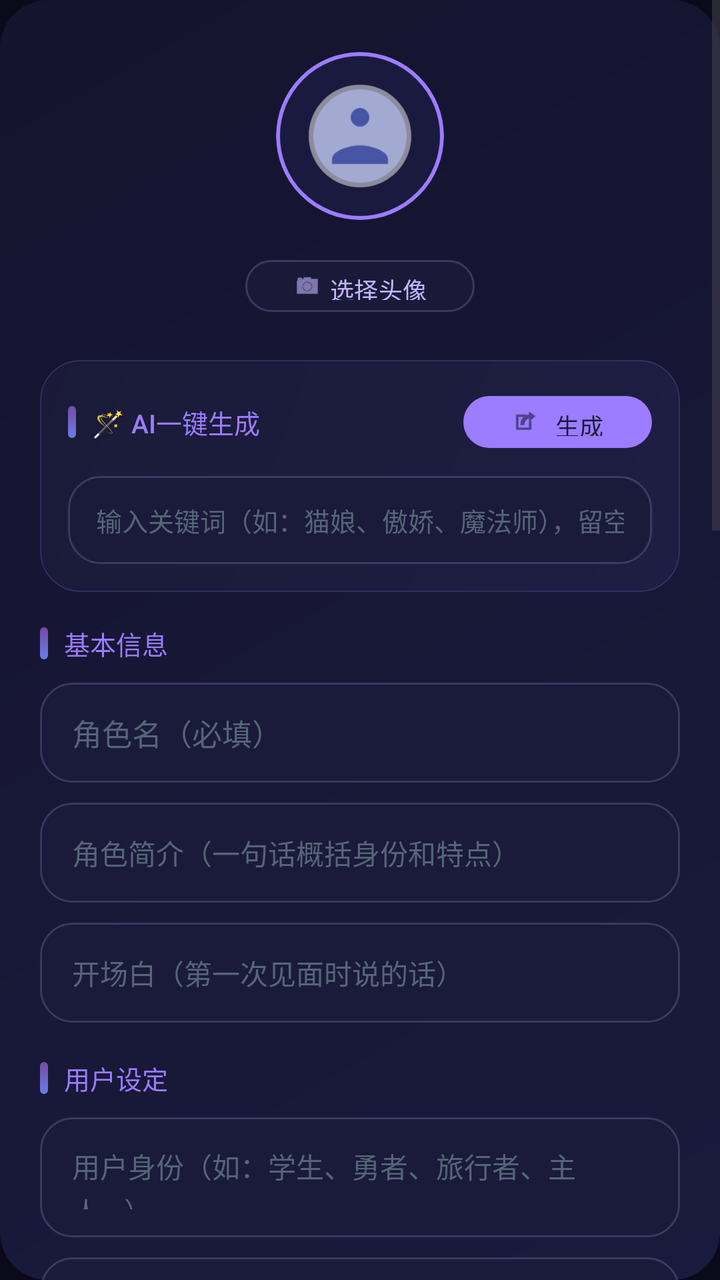
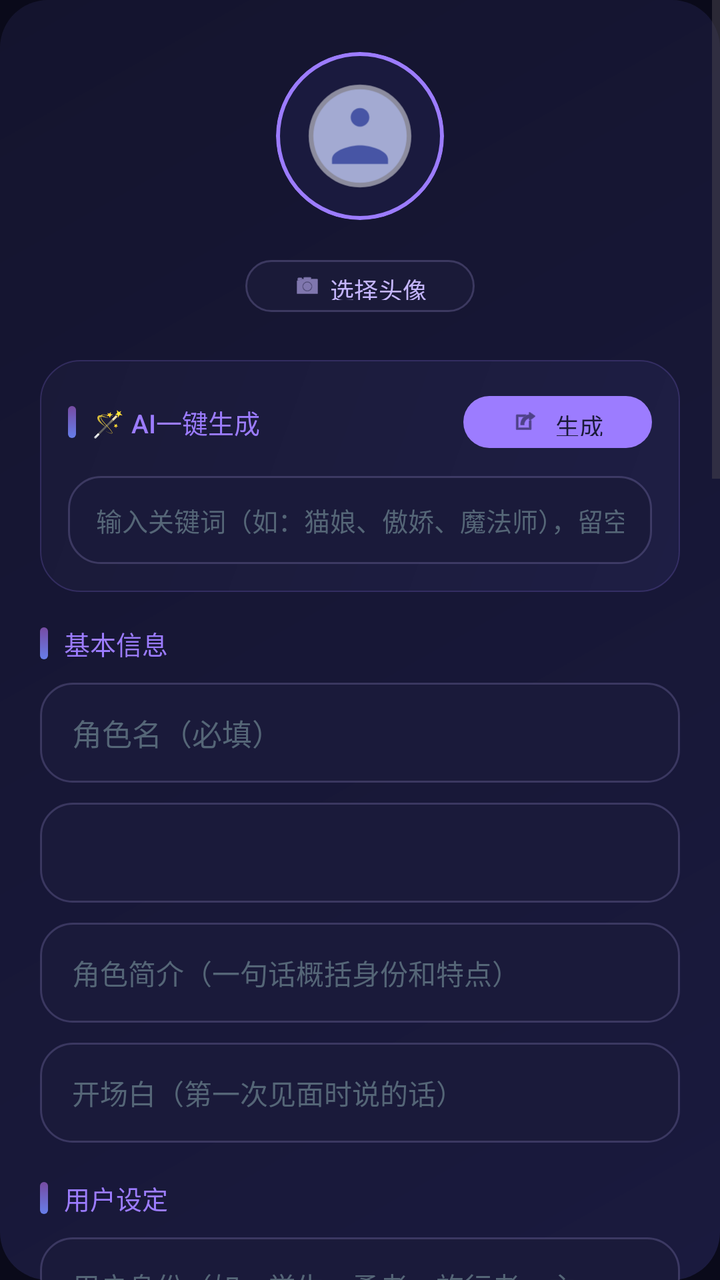

An Android layout rendered at two revisions. The XML below is the earlier revision; the diff shows what the commit changed to produce the second picture.
<!-- AndroidManifest.xml: application theme Theme.Companion -->
<!-- res/layout/dialog_add_persona.xml -->
<?xml version="1.0" encoding="utf-8"?>
<ScrollView xmlns:android="http://schemas.android.com/apk/res/android"
    xmlns:app="http://schemas.android.com/apk/res-auto"
    android:layout_width="match_parent"
    android:layout_height="wrap_content"
    android:background="@drawable/bg_bottom_sheet"
    android:overScrollMode="never">

    <LinearLayout
        android:layout_width="match_parent"
        android:layout_height="wrap_content"
        android:orientation="vertical"
        android:padding="20dp">

        <LinearLayout
            android:layout_width="match_parent"
            android:layout_height="wrap_content"
            android:orientation="vertical"
            android:gravity="center_horizontal"
            android:layout_marginBottom="20dp">

            <FrameLayout
                android:layout_width="96dp"
                android:layout_height="96dp">

                <View
                    android:layout_width="96dp"
                    android:layout_height="96dp"
                    android:background="@drawable/bg_avatar_glow" />

                <com.google.android.material.card.MaterialCardView
                    android:layout_width="84dp"
                    android:layout_height="84dp"
                    android:layout_gravity="center"
                    app:cardCornerRadius="42dp"
                    app:cardElevation="0dp"
                    app:cardBackgroundColor="#1e1e44"
                    app:strokeWidth="2dp"
                    app:strokeColor="#9c7cff">

                    <ImageView
                        android:id="@+id/iv_persona_avatar_preview"
                        android:layout_width="match_parent"
                        android:layout_height="match_parent"
                        android:src="@drawable/ic_avatar_default_ai"
                        android:scaleType="centerCrop" />
                </com.google.android.material.card.MaterialCardView>
            </FrameLayout>

            <com.google.android.material.button.MaterialButton
                android:id="@+id/btn_select_avatar"
                android:layout_width="wrap_content"
                android:layout_height="34dp"
                android:text="选择头像"
                android:textSize="12sp"
                android:textColor="#c4b5fd"
                android:layout_marginTop="10dp"
                style="@style/Widget.Material3.Button.OutlinedButton"
                app:cornerRadius="17dp"
                app:strokeColor="#33c4b5fd"
                app:backgroundTint="#1a1a38"
                app:icon="@android:drawable/ic_menu_camera"
                app:iconSize="14dp"
                app:iconTint="#c4b5fd" />
        </LinearLayout>

        <LinearLayout
            android:id="@+id/layout_ai_generate"
            android:layout_width="match_parent"
            android:layout_height="wrap_content"
            android:orientation="vertical"
            android:background="@drawable/bg_card_gradient"
            android:padding="14dp"
            android:layout_marginBottom="16dp">

            <LinearLayout
                android:layout_width="match_parent"
                android:layout_height="wrap_content"
                android:orientation="horizontal"
                android:gravity="center_vertical"
                android:layout_marginBottom="10dp">

                <View
                    android:layout_width="4dp"
                    android:layout_height="16dp"
                    android:background="@drawable/bg_section_indicator" />

                <TextView
                    android:layout_width="0dp"
                    android:layout_height="wrap_content"
                    android:layout_weight="1"
                    android:text="🪄 AI一键生成"
                    android:textSize="13sp"
                    android:textColor="#9c7cff"
                    android:fontFamily="sans-serif-medium"
                    android:layout_marginStart="8dp" />

                <com.google.android.material.button.MaterialButton
                    android:id="@+id/btn_ai_generate"
                    android:layout_width="wrap_content"
                    android:layout_height="34dp"
                    android:text="生成"
                    android:textSize="12sp"
                    android:textColor="#1a1a38"
                    app:backgroundTint="#9c7cff"
                    app:cornerRadius="17dp"
                    app:icon="@android:drawable/ic_menu_set_as"
                    app:iconSize="14dp"
                    app:iconTint="#1a1a38"
                    style="@style/Widget.Material3.Button" />
            </LinearLayout>

            <EditText
                android:id="@+id/et_ai_keywords"
                android:layout_width="match_parent"
                android:layout_height="44dp"
                android:hint="输入关键词（如：猫娘、傲娇、魔法师），留空则随机生成"
                android:textSize="13sp"
                android:textColor="#e0e0f0"
                android:textColorHint="#556677"
                android:inputType="text"
                android:maxLines="1"
                android:background="@drawable/bg_input_field"
                android:paddingStart="14dp"
                android:paddingEnd="14dp" />

            <ProgressBar
                android:id="@+id/progress_ai_generate"
                android:layout_width="24dp"
                android:layout_height="24dp"
                android:layout_gravity="center_horizontal"
                android:layout_marginTop="8dp"
                android:visibility="gone" />
        </LinearLayout>

        <LinearLayout
            android:layout_width="match_parent"
            android:layout_height="wrap_content"
            android:orientation="horizontal"
            android:gravity="center_vertical"
            android:layout_marginBottom="10dp">

            <View
                android:layout_width="4dp"
                android:layout_height="16dp"
                android:background="@drawable/bg_section_indicator" />

            <TextView
                android:layout_width="wrap_content"
                android:layout_height="wrap_content"
                android:text="基本信息"
                android:textSize="13sp"
                android:textColor="#9c7cff"
                android:fontFamily="sans-serif-medium"
                android:layout_marginStart="8dp" />
        </LinearLayout>

        <EditText
            android:id="@+id/et_persona_name"
            android:layout_width="match_parent"
            android:layout_height="50dp"
            android:hint="角色名（必填）"
            android:textSize="15sp"
            android:textColor="#e0e0f0"
            android:textColorHint="#556677"
            android:inputType="text"
            android:maxLines="1"
            android:background="@drawable/bg_input_field"
            android:paddingStart="16dp"
            android:paddingEnd="16dp" />

        <EditText
            android:id="@+id/et_persona_desc"
            android:layout_width="match_parent"
            android:layout_height="50dp"
            android:hint="角色简介（一句话概括身份和特点）"
            android:textSize="14sp"
            android:textColor="#e0e0f0"
            android:textColorHint="#556677"
            android:inputType="text"
            android:maxLines="2"
            android:layout_marginTop="10dp"
            android:background="@drawable/bg_input_field"
            android:paddingStart="16dp"
            android:paddingEnd="16dp" />

        <EditText
            android:id="@+id/et_persona_greeting"
            android:layout_width="match_parent"
            android:layout_height="50dp"
            android:hint="开场白（第一次见面时说的话）"
            android:textSize="14sp"
            android:textColor="#e0e0f0"
            android:textColorHint="#556677"
            android:inputType="text"
            android:maxLines="2"
            android:layout_marginTop="10dp"
            android:background="@drawable/bg_input_field"
            android:paddingStart="16dp"
            android:paddingEnd="16dp" />

        <LinearLayout
            android:layout_width="match_parent"
            android:layout_height="wrap_content"
            android:orientation="horizontal"
            android:gravity="center_vertical"
            android:layout_marginTop="18dp"
            android:layout_marginBottom="10dp">

            <View
                android:layout_width="4dp"
                android:layout_height="16dp"
                android:background="@drawable/bg_section_indicator" />

            <TextView
                android:layout_width="wrap_content"
                android:layout_height="wrap_content"
                android:text="用户设定"
                android:textSize="13sp"
                android:textColor="#9c7cff"
                android:fontFamily="sans-serif-medium"
                android:layout_marginStart="8dp" />
        </LinearLayout>

        <EditText
            android:id="@+id/et_user_identity"
            android:layout_width="match_parent"
            android:layout_height="60dp"
            android:hint="用户身份（如：学生、勇者、旅行者、主人...）"
            android:textSize="14sp"
            android:textColor="#e0e0f0"
            android:textColorHint="#556677"
            android:gravity="top"
            android:inputType="textMultiLine"
            android:background="@drawable/bg_input_field"
            android:paddingStart="16dp"
            android:paddingEnd="16dp"
            android:paddingTop="14dp"
            android:paddingBottom="14dp"
            android:lineSpacingExtra="2dp" />

        <EditText
            android:id="@+id/et_user_abilities"
            android:layout_width="match_parent"
            android:layout_height="60dp"
            android:hint="用户能力/特征（如：会魔法、擅长做饭、温柔...）"
            android:textSize="14sp"
            android:textColor="#e0e0f0"
            android:textColorHint="#556677"
            android:gravity="top"
            android:inputType="textMultiLine"
            android:layout_marginTop="10dp"
            android:background="@drawable/bg_input_field"
            android:paddingStart="16dp"
            android:paddingEnd="16dp"
            android:paddingTop="14dp"
            android:paddingBottom="14dp"
            android:lineSpacingExtra="2dp" />

        <LinearLayout
            android:layout_width="match_parent"
            android:layout_height="wrap_content"
            android:orientation="horizontal"
            android:gravity="center_vertical"
            android:layout_marginTop="18dp"
            android:layout_marginBottom="10dp">

            <View
                android:layout_width="4dp"
                android:layout_height="16dp"
                android:background="@drawable/bg_section_indicator" />

            <TextView
                android:layout_width="wrap_content"
                android:layout_height="wrap_content"
                android:text="性格与风格"
                android:textSize="13sp"
                android:textColor="#9c7cff"
                android:fontFamily="sans-serif-medium"
                android:layout_marginStart="8dp" />
        </LinearLayout>

        <EditText
            android:id="@+id/et_persona_personality"
            android:layout_width="match_parent"
            android:layout_height="50dp"
            android:hint="性格描述（如：活泼可爱、傲娇...）"
            android:textSize="14sp"
            android:textColor="#e0e0f0"
            android:textColorHint="#556677"
            android:inputType="text"
            android:maxLines="2"
            android:background="@drawable/bg_input_field"
            android:paddingStart="16dp"
            android:paddingEnd="16dp" />

        <EditText
            android:id="@+id/et_persona_speech"
            android:layout_width="match_parent"
            android:layout_height="50dp"
            android:hint="说话风格（如：喜欢用颜文字...）"
            android:textSize="14sp"
            android:textColor="#e0e0f0"
            android:textColorHint="#556677"
            android:inputType="text"
            android:maxLines="2"
            android:layout_marginTop="10dp"
            android:background="@drawable/bg_input_field"
            android:paddingStart="16dp"
            android:paddingEnd="16dp" />

        <EditText
            android:id="@+id/et_persona_catchphrases"
            android:layout_width="match_parent"
            android:layout_height="60dp"
            android:hint="口头禅（每行一个，如：哼\n才不是呢）"
            android:textSize="14sp"
            android:textColor="#e0e0f0"
            android:textColorHint="#556677"
            android:gravity="top"
            android:inputType="textMultiLine"
            android:layout_marginTop="10dp"
            android:background="@drawable/bg_input_field"
            android:paddingStart="16dp"
            android:paddingEnd="16dp"
            android:paddingTop="14dp"
            android:paddingBottom="14dp"
            android:lineSpacingExtra="2dp" />

        <EditText
            android:id="@+id/et_persona_appearance"
            android:layout_width="match_parent"
            android:layout_height="50dp"
            android:hint="外貌描述（外观特征、穿着、标志特征）"
            android:textSize="14sp"
            android:textColor="#e0e0f0"
            android:textColorHint="#556677"
            android:inputType="text"
            android:maxLines="2"
            android:layout_marginTop="10dp"
            android:background="@drawable/bg_input_field"
            android:paddingStart="16dp"
            android:paddingEnd="16dp" />

        <EditText
            android:id="@+id/et_persona_preferences"
            android:layout_width="match_parent"
            android:layout_height="60dp"
            android:hint="喜好（喜欢和讨厌的事物，每行一个）"
            android:textSize="14sp"
            android:textColor="#e0e0f0"
            android:textColorHint="#556677"
            android:gravity="top"
            android:inputType="textMultiLine"
            android:layout_marginTop="10dp"
            android:background="@drawable/bg_input_field"
            android:paddingStart="16dp"
            android:paddingEnd="16dp"
            android:paddingTop="14dp"
            android:paddingBottom="14dp"
            android:lineSpacingExtra="2dp" />

        <LinearLayout
            android:layout_width="match_parent"
            android:layout_height="wrap_content"
            android:orientation="horizontal"
            android:gravity="center_vertical"
            android:layout_marginTop="18dp"
            android:layout_marginBottom="10dp">

            <View
                android:layout_width="4dp"
                android:layout_height="16dp"
                android:background="@drawable/bg_section_indicator" />

            <TextView
                android:layout_width="wrap_content"
                android:layout_height="wrap_content"
                android:text="世界书设定"
                android:textSize="13sp"
                android:textColor="#9c7cff"
                android:fontFamily="sans-serif-medium"
                android:layout_marginStart="8dp" />
        </LinearLayout>

        <EditText
            android:id="@+id/et_world_setting"
            android:layout_width="match_parent"
            android:layout_height="60dp"
            android:hint="世界观设定（角色所处的世界背景、身份地位）"
            android:textSize="14sp"
            android:textColor="#e0e0f0"
            android:textColorHint="#556677"
            android:gravity="top"
            android:inputType="textMultiLine"
            android:background="@drawable/bg_input_field"
            android:paddingStart="16dp"
            android:paddingEnd="16dp"
            android:paddingTop="14dp"
            android:paddingBottom="14dp"
            android:lineSpacingExtra="2dp" />

        <EditText
            android:id="@+id/et_world_relationship"
            android:layout_width="match_parent"
            android:layout_height="50dp"
            android:hint="关系设定（与用户的关系、称呼方式）"
            android:textSize="14sp"
            android:textColor="#e0e0f0"
            android:textColorHint="#556677"
            android:inputType="text"
            android:maxLines="2"
            android:layout_marginTop="10dp"
            android:background="@drawable/bg_input_field"
            android:paddingStart="16dp"
            android:paddingEnd="16dp" />

        <EditText
            android:id="@+id/et_world_rules"
            android:layout_width="match_parent"
            android:layout_height="70dp"
            android:hint="行为规则（每行一条，角色必须遵守的准则）"
            android:textSize="14sp"
            android:textColor="#e0e0f0"
            android:textColorHint="#556677"
            android:gravity="top"
            android:inputType="textMultiLine"
            android:layout_marginTop="10dp"
            android:background="@drawable/bg_input_field"
            android:paddingStart="16dp"
            android:paddingEnd="16dp"
            android:paddingTop="14dp"
            android:paddingBottom="14dp"
            android:lineSpacingExtra="2dp" />

        <LinearLayout
            android:layout_width="match_parent"
            android:layout_height="wrap_content"
            android:orientation="horizontal"
            android:gravity="center_vertical"
            android:layout_marginTop="18dp"
            android:layout_marginBottom="10dp">

            <View
                android:layout_width="4dp"
                android:layout_height="16dp"
                android:background="@drawable/bg_section_indicator" />

            <TextView
                android:layout_width="wrap_content"
                android:layout_height="wrap_content"
                android:text="系统提示词"
                android:textSize="13sp"
                android:textColor="#9c7cff"
                android:fontFamily="sans-serif-medium"
                android:layout_marginStart="8dp" />
        </LinearLayout>

        <EditText
            android:id="@+id/et_persona_prompt"
            android:layout_width="match_parent"
            android:layout_height="100dp"
            android:hint="系统提示词（可留空，用于精细控制角色行为）"
            android:textSize="14sp"
            android:textColor="#e0e0f0"
            android:textColorHint="#556677"
            android:gravity="top"
            android:inputType="textMultiLine"
            android:background="@drawable/bg_input_field"
            android:paddingStart="16dp"
            android:paddingEnd="16dp"
            android:paddingTop="14dp"
            android:paddingBottom="14dp"
            android:lineSpacingExtra="3dp" />

        <LinearLayout
            android:id="@+id/btn_container"
            android:layout_width="match_parent"
            android:layout_height="wrap_content"
            android:orientation="horizontal"
            android:gravity="center"
            android:layout_marginTop="20dp"
            android:layout_marginBottom="16dp">

            <com.google.android.material.button.MaterialButton
                android:id="@+id/btn_delete_persona"
                android:layout_width="0dp"
                android:layout_height="48dp"
                android:layout_weight="1"
                android:text="删除"
                android:textSize="14sp"
                android:textColor="#8899bb"
                app:backgroundTint="#1a1a38"
                app:strokeColor="#338899bb"
                app:strokeWidth="1dp"
                app:cornerRadius="24dp"
                android:visibility="gone"
                style="@style/Widget.Material3.Button.OutlinedButton" />

            <com.google.android.material.button.MaterialButton
                android:id="@+id/btn_create_persona"
                android:layout_width="0dp"
                android:layout_height="48dp"
                android:layout_weight="1"
                android:text="创建角色"
                android:textSize="15sp"
                android:textColor="#ffffff"
                app:backgroundTint="#9c7cff"
                app:cornerRadius="24dp"
                android:layout_marginStart="8dp"
                style="@style/Widget.Material3.Button" />

        </LinearLayout>

    </LinearLayout>
</ScrollView>
<!-- resources referenced by this layout -->
<resources>
  <!-- drawable bg_avatar_glow (drawable) -->
  <?xml version="1.0" encoding="utf-8"?>
  <shape xmlns:android="http://schemas.android.com/apk/res/android"
      android:shape="oval">
      <gradient
          android:type="radial"
          android:gradientRadius="28dp"
          android:startColor="#44667eea"
          android:endColor="#00764ba2" />
      <size android:width="56dp" android:height="56dp" />
  </shape>
  <!-- drawable bg_bottom_sheet (drawable) -->
  <?xml version="1.0" encoding="utf-8"?>
  <shape xmlns:android="http://schemas.android.com/apk/res/android"
      android:shape="rectangle">
      <gradient
          android:type="linear"
          android:angle="135"
          android:startColor="#1a1a3e"
          android:endColor="#14142e" />
      <corners android:radius="24dp" />
  </shape>
  <!-- drawable bg_card_gradient (drawable) -->
  <?xml version="1.0" encoding="utf-8"?>
  <shape xmlns:android="http://schemas.android.com/apk/res/android"
      android:shape="rectangle">
      <gradient
          android:type="linear"
          android:angle="135"
          android:startColor="#1e1e44"
          android:endColor="#1a1a38" />
      <corners android:radius="20dp" />
      <stroke android:width="0.5dp" android:color="#339c7cff" />
  </shape>
  <!-- drawable bg_input_field (drawable) -->
  <?xml version="1.0" encoding="utf-8"?>
  <shape xmlns:android="http://schemas.android.com/apk/res/android"
      android:shape="rectangle">
      <solid android:color="#1a1a3a" />
      <corners android:radius="16dp" />
      <stroke android:width="1dp" android:color="#33c4b5fd" />
  </shape>
  <!-- drawable bg_section_indicator (drawable) -->
  <?xml version="1.0" encoding="utf-8"?>
  <shape xmlns:android="http://schemas.android.com/apk/res/android"
      android:shape="rectangle">
      <gradient
          android:type="linear"
          android:angle="90"
          android:startColor="#667eea"
          android:endColor="#764ba2" />
      <size android:width="4dp" android:height="20dp" />
      <corners android:radius="2dp" />
  </shape>
  <!-- drawable ic_avatar_default_ai (drawable) -->
  <vector xmlns:android="http://schemas.android.com/apk/res/android"
      android:width="72dp"
      android:height="72dp"
      android:viewportWidth="72"
      android:viewportHeight="72">
      <path
          android:fillColor="#1a1a3e"
          android:pathData="M0,0h72v72h-72z" />
      <path
          android:fillColor="#667eea"
          android:pathData="M36,36m-20,0a20,20 0,1 1,40 0a20,20 0,1 1,-40 0"
          android:fillAlpha="0.6" />
      <path
          android:fillColor="#FFFFFF"
          android:pathData="M36,14c-12.15,0 -22,9.85 -22,22s9.85,22 22,22 22,-9.85 22,-22 -9.85,-22 -22,-22ZM36,24c2.21,0 4,1.79 4,4s-1.79,4 -4,4 -4,-1.79 -4,-4 1.79,-4 4,-4ZM48,48H24v-2c0,-4 8,-6 12,-6s12,2 12,6v2Z"
          android:fillAlpha="0.5" />
  </vector>
  <color name="accent_blue">#667eea</color>
  <color name="purple_700">#FF3700B3</color>
  <color name="white">#FFFFFFFF</color>
  <color name="accent_cyan">#64ffda</color>
  <color name="teal_700">#FF018786</color>
  <color name="surface_dark">#14142a</color>
  <color name="text_primary">#ececf4</color>
  <color name="bg_start">#0a0a1a</color>
  <color name="accent_purple">#c4b5fd</color>
  <!-- unchanged entries left out for length: 1 -->
</resources>

<!-- the commit's change to res/layout/dialog_add_persona.xml (unified diff, before → after) -->
@@ -169,6 +169,16 @@
             android:paddingStart="16dp"
             android:paddingEnd="16dp" />
 
+        <Spinner
+            android:id="@+id/spinner_persona_gender"
+            android:layout_width="match_parent"
+            android:layout_height="50dp"
+            android:layout_marginTop="10dp"
+            android:background="@drawable/bg_input_field"
+            android:paddingStart="16dp"
+            android:paddingEnd="16dp"
+            android:spinnerMode="dropdown" />
+
         <EditText
             android:id="@+id/et_persona_desc"
             android:layout_width="match_parent"
@@ -256,6 +266,47 @@
             android:paddingTop="14dp"
             android:paddingBottom="14dp"
             android:lineSpacingExtra="2dp" />
+
+        <com.google.android.material.textfield.TextInputLayout
+            android:id="@+id/til_user_personality_def"
+            android:layout_width="match_parent"
+            android:layout_height="wrap_content"
+            android:layout_marginTop="10dp"
+            android:background="@drawable/bg_input_field"
+            android:hint="用户性格定义（选填）"
+            android:textColorHint="#556677"
+            app:hintEnabled="true"
+            app:boxBackgroundMode="none">
+
+            <com.google.android.material.textfield.TextInputEditText
+                android:id="@+id/et_user_personality_def"
+                android:layout_width="match_parent"
+                android:layout_height="wrap_content"
+                android:minLines="2"
+                android:maxLines="4"
+                android:gravity="top"
+                android:inputType="textMultiLine"
+                android:textSize="14sp"
+                android:textColor="#e0e0f0"
+                android:paddingStart="16dp"
+                android:paddingEnd="16dp"
+                android:paddingTop="14dp"
+                android:paddingBottom="14dp"
+                android:lineSpacingExtra="2dp"
+                android:background="@null" />
+
+        </com.google.android.material.textfield.TextInputLayout>
+
+        <TextView
+            android:id="@+id/tv_user_personality_def_hint"
+            android:layout_width="match_parent"
+            android:layout_height="wrap_content"
+            android:text="留空则AI将从对话中自动总结"
+            android:textSize="12sp"
+            android:textColor="#667788"
+            android:paddingStart="16dp"
+            android:paddingEnd="16dp"
+            android:layout_marginTop="2dp" />
 
         <LinearLayout
             android:layout_width="match_parent"
